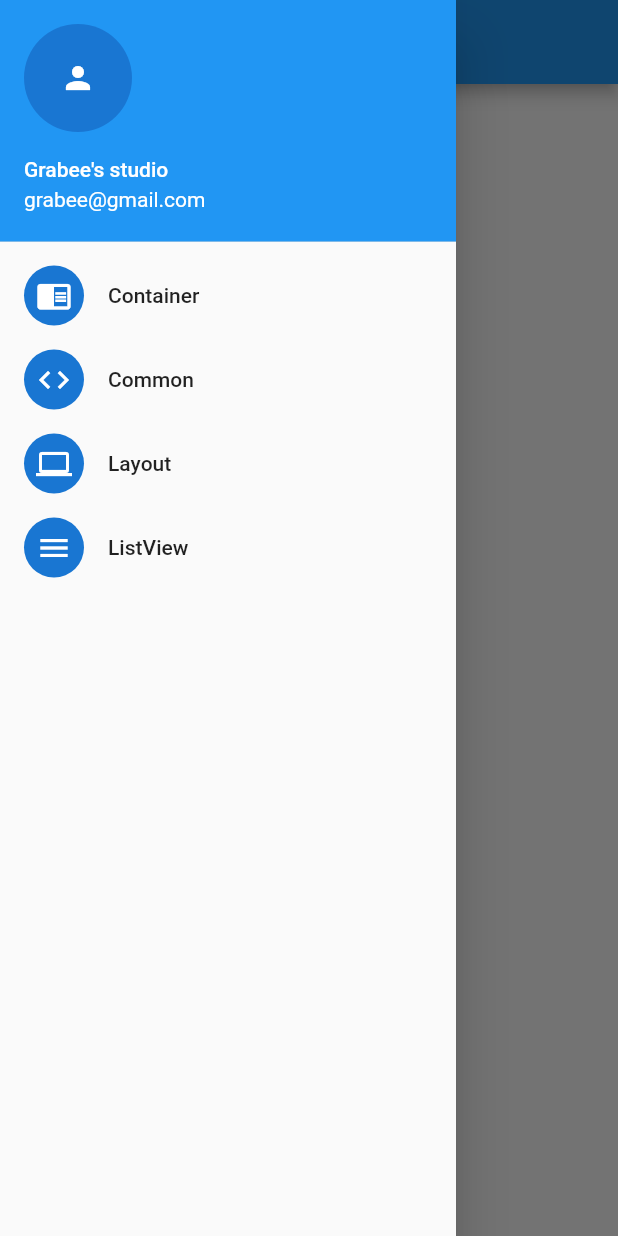
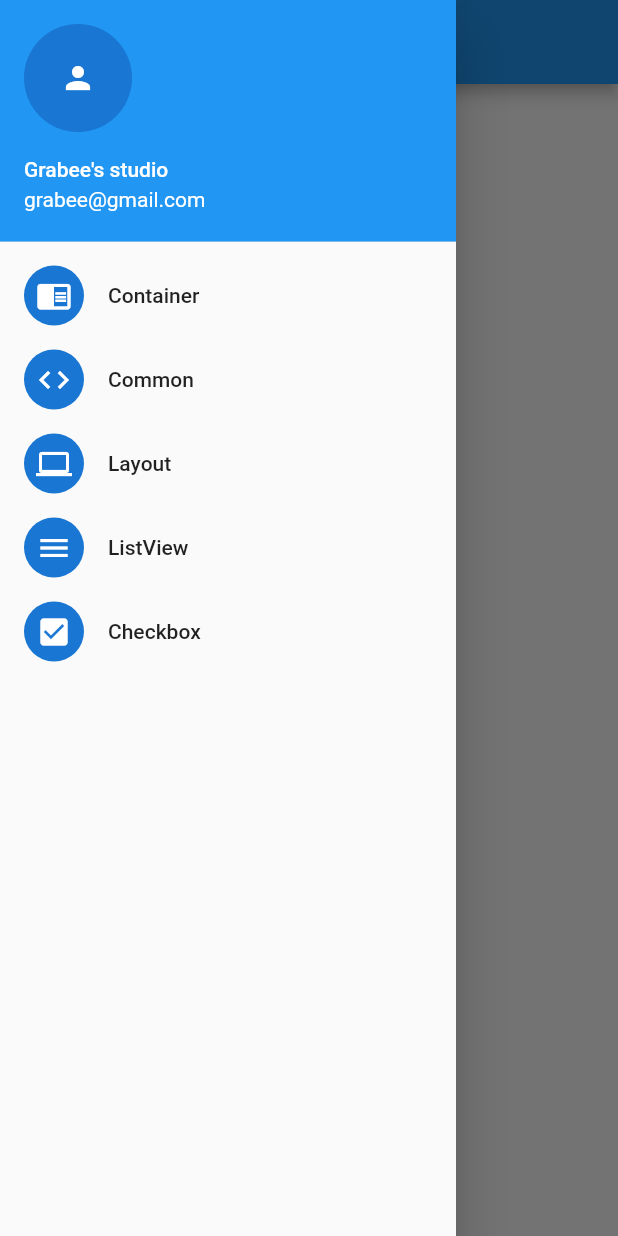
Before and after one commit to grabeechen/gograb_flutter_app, a Flutter app: the screen it shows after launch, with the side drawer open, on a phone screen of 412 x 824 dp. Run offline on Flutter 3.47's test engine with Material 2 defaults, Android fonts, the phone set to English and light mode, and no system bars.

Commit message:
Checkbox widget

```diff
--- a/lib/main.dart
+++ b/lib/main.dart
@@ -4,6 +4,7 @@ import './pages/container_widget.dart';
 import './pages/common_widget.dart';
 import './pages/layout_widget.dart';
 import './pages/listView_widget.dart';
+import './pages/checkbox.dart';
 
 void main() => runApp(
       new MaterialApp(
@@ -20,7 +21,7 @@ class _MyAppState extends State<MyApp> {
   //目前選擇頁索引值
   int _currentIndex = 0; //預設值
 
-  final pages = [ContainerWidget(), CommonWidget(), LayoutWidget(), ListViewWidget()];
+  final pages = [ContainerWidget(), CommonWidget(), LayoutWidget(), ListViewWidget(), CheckboxWidget()];
 
   @override
   Widget build(BuildContext context) {
@@ -72,6 +73,13 @@ class _MyAppState extends State<MyApp> {
 			          _onItemClick(3);
 		          },
 	          ),
+            ListTile(
+              leading: new CircleAvatar(child: Icon(Icons.check_box)),
+              title: Text('Checkbox'),
+              onTap: () {
+                _onItemClick(4);
+              },
+            ),
           ],
         ),
       ),
```
Also changed, not shown: lib/pages/checkbox.dart (added, +46 -0 lines).
